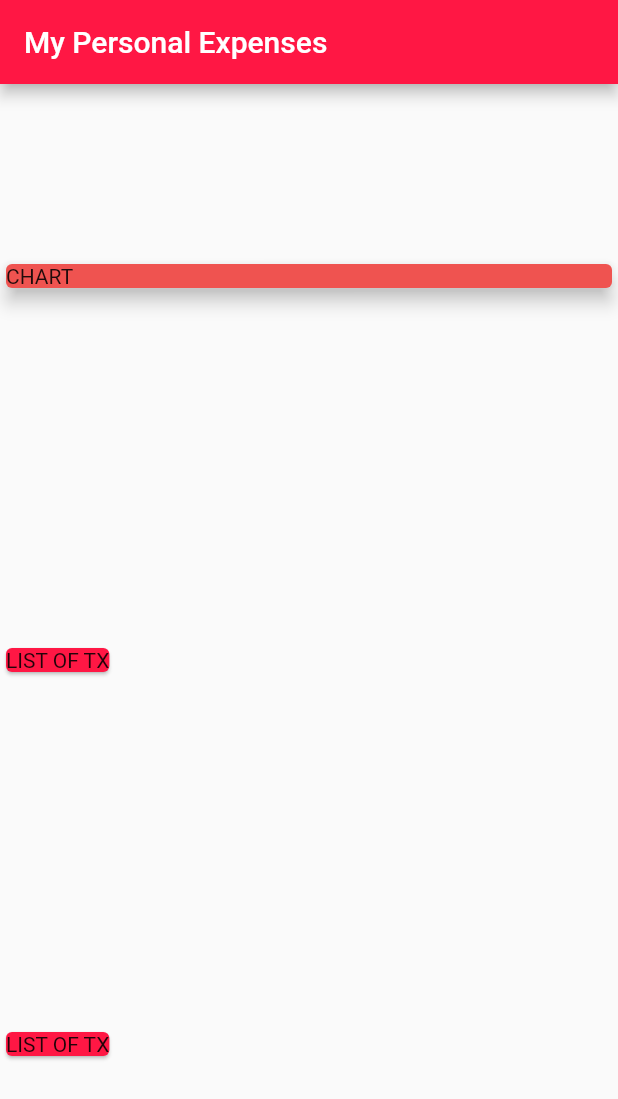
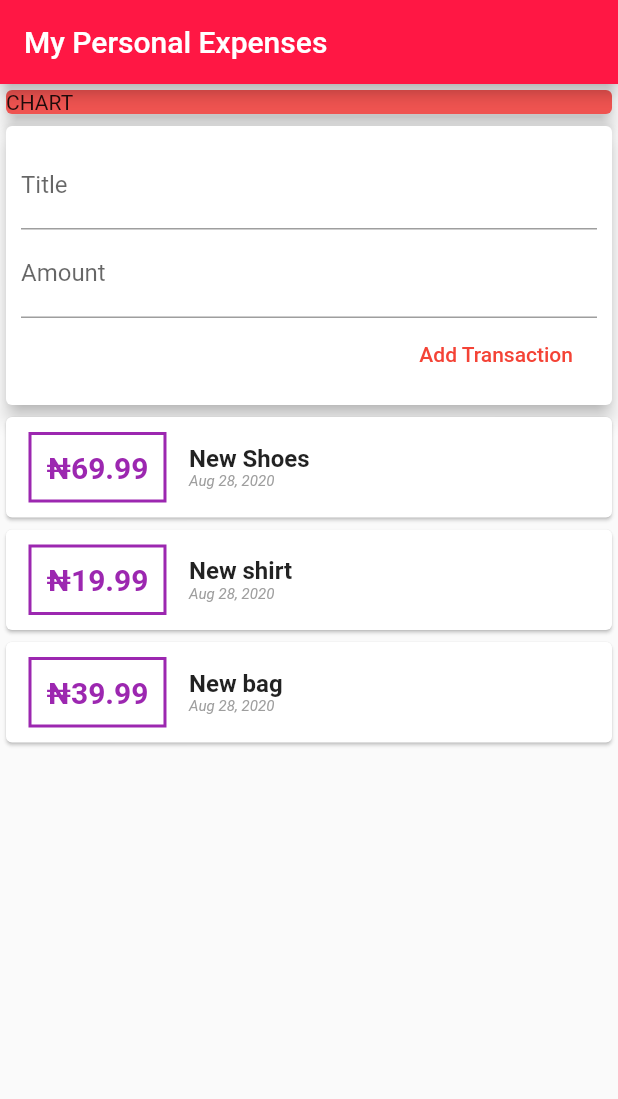
Before and after one commit to louisaoge/my_expenses_app, a Flutter app: the screen it shows after launch, on a phone screen of 412 x 824 dp. Shown: the top 1099 px of the screen. Run offline on Flutter 3.47's test engine with Material 2 defaults, Android fonts, the phone set to English and light mode, and no system bars.

Commit message:
ListView implemented

```diff
--- a/lib/main.dart
+++ b/lib/main.dart
@@ -1,4 +1,6 @@
 import 'package:flutter/material.dart';
+
+import './widget/user_transaction.dart';
 
 void main() => runApp(MyApp());
 
@@ -20,9 +22,10 @@ class MyHomePage extends StatelessWidget {
         title: Text('My Personal Expenses'),
         backgroundColor: Colors.redAccent[400],
       ),
-      body: Column(
-          mainAxisAlignment: MainAxisAlignment.spaceAround,
-          crossAxisAlignment: CrossAxisAlignment.start,
+      body: SingleChildScrollView(
+        child: Column(
+          //mainAxisAlignment: MainAxisAlignment.start,
+          crossAxisAlignment: CrossAxisAlignment.stretch,
           children: <Widget>[
             Container(
               width: double.infinity,
@@ -32,15 +35,10 @@ class MyHomePage extends StatelessWidget {
                 color: Colors.red[400],
               ),
             ),
-            Card(
-              child: Text('LIST OF TX'),
-              color: Colors.redAccent[400],
-            ),
-            Card(
-              child: Text('LIST OF TX'),
-              color: Colors.redAccent[400],
-            ),
-          ]),
+            UserTransaction(),
+          ],
+        ),
+      ),
     );
   }
 }
--- /dev/null
+++ b/lib/model/transaction.dart
@@ -0,0 +1,15 @@
+import 'package:flutter/foundation.dart';
+
+class Transaction {
+  String id;
+  String title;
+  double amount;
+  DateTime date;
+
+  Transaction({
+    @required this.id,
+    @required this.title,
+    @required this.amount,
+    @required this.date,
+  });
+}
--- /dev/null
+++ b/lib/widget/new_transaction.dart
@@ -0,0 +1,43 @@
+import 'package:flutter/material.dart';
+import 'package:flutter/services.dart';
+
+class NewTransaction extends StatelessWidget {
+  final Function addTx;
+  final titleController = TextEditingController();
+  final amountController = TextEditingController();
+
+  NewTransaction(this.addTx);
+  @override
+  Widget build(BuildContext context) {
+    return Card(
+      elevation: 5,
+      child: Container(
+        padding: EdgeInsets.all(10),
+        child: Column(
+          crossAxisAlignment: CrossAxisAlignment.end,
+          children: <Widget>[
+            TextField(
+              controller: titleController,
+              decoration: InputDecoration(labelText: 'Title'),
+            ),
+            TextField(
+                controller: amountController,
+                decoration: InputDecoration(labelText: 'Amount'),
+                keyboardType: TextInputType.numberWithOptions(decimal:true),
+                ),
+            FlatButton(
+              onPressed: () {
+                addTx(
+                  titleController.text,
+                  double.parse(amountController.text),
+                );
+              },
+              child: Text('Add Transaction'),
+              textColor: Colors.red,
+            )
+          ],
+        ),
+      ),
+    );
+  }
+}
--- /dev/null
+++ b/lib/widget/transaction_list.dart
@@ -0,0 +1,68 @@
+import 'package:flutter/material.dart';
+import 'package:intl/intl.dart';
+
+import '../model/transaction.dart';
+
+class TransactionList extends StatelessWidget {
+  final List<Transaction> transactions;
+
+  TransactionList(this.transactions);
+  @override
+  Widget build(BuildContext context) {
+    return Container(
+      height: 300,
+      child: ListView.builder(
+        itemBuilder: (ctx, index) {
+          return Card(
+            child: Row(
+              children: <Widget>[
+                Container(
+                  margin: EdgeInsets.symmetric(
+                    vertical: 10,
+                    horizontal: 15,
+                  ),
+                  decoration: BoxDecoration(
+                    border: Border.all(
+                      color: Colors.purple,
+                      width: 2,
+                    ),
+                  ),
+                  padding: EdgeInsets.all(10),
+                  child: Text(
+                    '₦${transactions[index].amount}',
+                    style: TextStyle(
+                      fontWeight: FontWeight.bold,
+                      fontSize: 20,
+                      color: Colors.purple,
+                    ),
+                  ),
+                ),
+                Column(
+                  crossAxisAlignment: CrossAxisAlignment.start,
+                  children: <Widget>[
+                    Text(
+                      transactions[index].title,
+                      style: TextStyle(
+                        fontWeight: FontWeight.bold,
+                        fontSize: 16,
+                      ),
+                    ),
+                    Text(
+                      DateFormat.yMMMd().format(transactions[index].date),
+                      style: TextStyle(
+                        fontStyle: FontStyle.italic,
+                        fontSize: 10,
+                        color: Colors.grey,
+                      ),
+                    )
+                  ],
+                ),
+              ],
+            ),
+          );
+        },
+        itemCount: transactions.length,
+      ),
+    );
+  }
+}
--- /dev/null
+++ b/lib/widget/user_transaction.dart
@@ -0,0 +1,56 @@
+import 'package:flutter/material.dart';
+
+import './new_transaction.dart';
+import './transaction_list.dart';
+import '../model/transaction.dart';
+
+class UserTransaction extends StatefulWidget {
+  @override
+  _UserTransactionState createState() => _UserTransactionState();
+}
+
+class _UserTransactionState extends State<UserTransaction> {
+  final List<Transaction> _userTransaction = [
+    Transaction(
+      id: 'ti',
+      title: 'New Shoes',
+      amount: 69.99,
+      date: DateTime.now(),
+    ),
+    Transaction(
+      id: 'ti',
+      title: 'New shirt',
+      amount: 19.99,
+      date: DateTime.now(),
+    ),
+    Transaction(
+      id: 'ti',
+      title: 'New bag',
+      amount: 39.99,
+      date: DateTime.now(),
+    ),
+  ];
+
+  void _addNewTransaction(String txTitle, double txAmount) {
+    final newTx = Transaction(
+      id: DateTime.now().toString(),
+      title: txTitle,
+      amount: txAmount,
+      date: DateTime.now(),
+    );
+
+    setState(() {
+      _userTransaction.add(newTx);
+    });
+  }
+
+  @override
+  Widget build(BuildContext context) {
+    return Column(
+      children: <Widget>[
+        NewTransaction(_addNewTransaction),
+        TransactionList(_userTransaction),
+      ],
+    );
+  }
+}
--- a/pubspec.yaml
+++ b/pubspec.yaml
@@ -23,6 +23,7 @@ environment:
 dependencies:
   flutter:
     sdk: flutter
+  intl: ^0.16.1
 
 
   # The following adds the Cupertino Icons font to your application.
```
Also changed, not shown: pubspec.lock, 1 other file.
